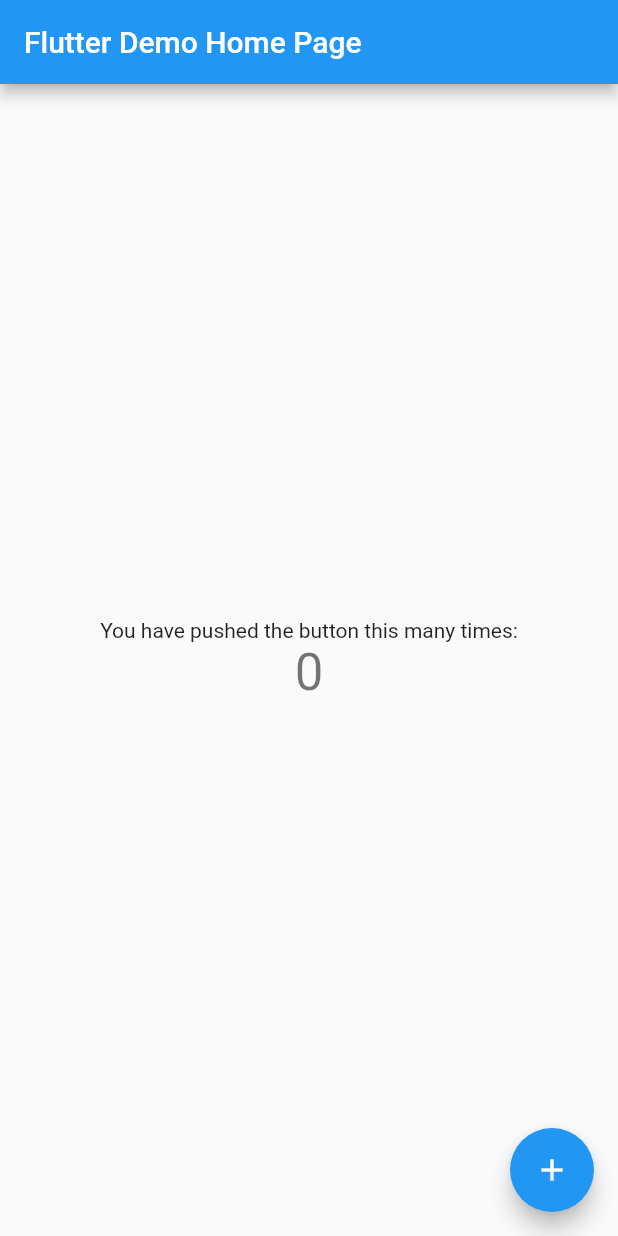
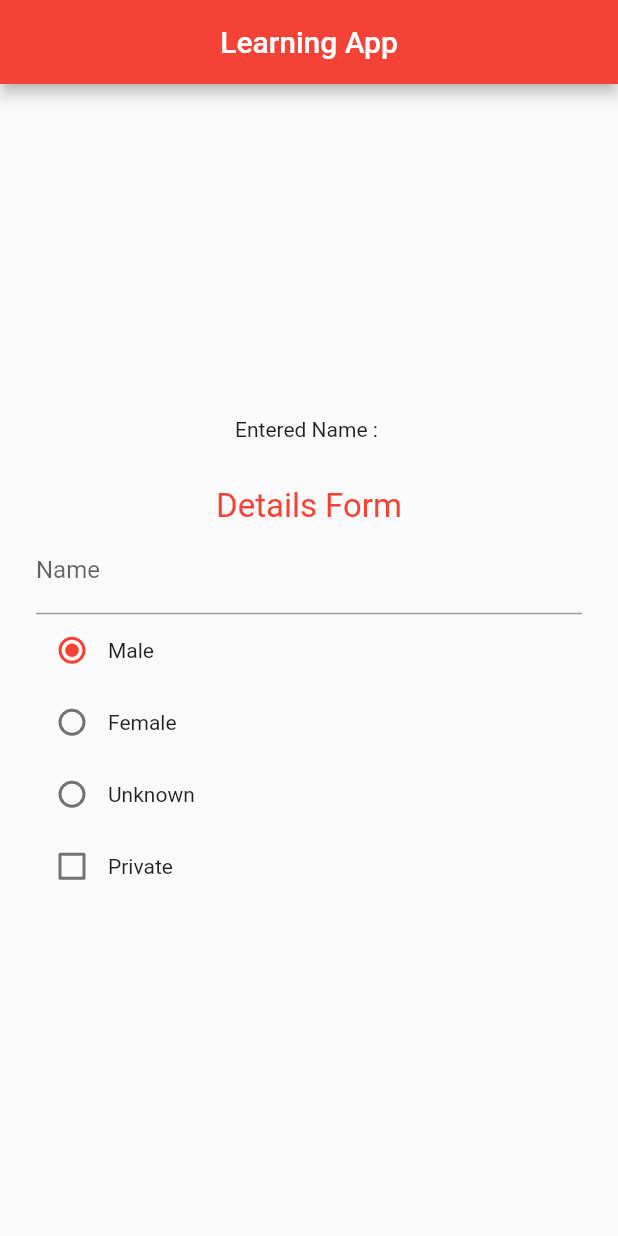
Before and after one commit to XaynMirxa22/flutter_learning, a Flutter app: the screen it shows after launch, on a phone screen of 412 x 824 dp. Run offline on Flutter 3.47's test engine with Material 2 defaults, Android fonts, the phone set to English and light mode, and no system bars.

Commit message:
Part 2 Completion

```diff
--- a/lib/main.dart
+++ b/lib/main.dart
@@ -1,4 +1,5 @@
 import 'package:flutter/material.dart';
+import 'package:lesson_1/pages/homepage.dart';
 
 void main() {
   runApp(const MyApp());
@@ -7,109 +8,14 @@
 class MyApp extends StatelessWidget {
   const MyApp({Key? key}) : super(key: key);
 
-  // This widget is the root of your application.
   @override
   Widget build(BuildContext context) {
     return MaterialApp(
-      title: 'Flutter Demo',
-      theme: ThemeData(
-        // This is the theme of your application.
-        //
-        // Try running your application with "flutter run". You'll see the
-        // application has a blue toolbar. Then, without quitting the app, try
-        // changing the primarySwatch below to Colors.green and then invoke
-        // "hot reload" (press "r" in the console where you ran "flutter run",
-        // or simply save your changes to "hot reload" in a Flutter IDE).
-        // Notice that the counter didn't reset back to zero; the application
-        // is not restarted.
-        primarySwatch: Colors.blue,
-      ),
-      home: const MyHomePage(title: 'Flutter Demo Home Page'),
-    );
+        debugShowCheckedModeBanner: false,
+        title: 'MXK Learning App',
+        theme: ThemeData(
+          primarySwatch: Colors.red,
+        ),
+        home: const HomePage());
   }
 }
-
-class MyHomePage extends StatefulWidget {
-  const MyHomePage({Key? key, required this.title}) : super(key: key);
-
-  // This widget is the home page of your application. It is stateful, meaning
-  // that it has a State object (defined below) that contains fields that affect
-  // how it looks.
-
-  // This class is the configuration for the state. It holds the values (in this
-  // case the title) provided by the parent (in this case the App widget) and
-  // used by the build method of the State. Fields in a Widget subclass are
-  // always marked "final".
-
-  final String title;
-
-  @override
-  State<MyHomePage> createState() => _MyHomePageState();
-}
-
-class _MyHomePageState extends State<MyHomePage> {
-  int _counter = 0;
-
-  void _incrementCounter() {
-    setState(() {
-      // This call to setState tells the Flutter framework that something has
-      // changed in this State, which causes it to rerun the build method below
-      // so that the display can reflect the updated values. If we changed
-      // _counter without calling setState(), then the build method would not be
-      // called again, and so nothing would appear to happen.
-      _counter++;
-    });
-  }
-
-  @override
-  Widget build(BuildContext context) {
-    // This method is rerun every time setState is called, for instance as done
-    // by the _incrementCounter method above.
-    //
-    // The Flutter framework has been optimized to make rerunning build methods
-    // fast, so that you can just rebuild anything that needs updating rather
-    // than having to individually change instances of widgets.
-    return Scaffold(
-      appBar: AppBar(
-        // Here we take the value from the MyHomePage object that was created by
-        // the App.build method, and use it to set our appbar title.
-        title: Text(widget.title),
-      ),
-      body: Center(
-        // Center is a layout widget. It takes a single child and positions it
-        // in the middle of the parent.
-        child: Column(
-          // Column is also a layout widget. It takes a list of children and
-          // arranges them vertically. By default, it sizes itself to fit its
-          // children horizontally, and tries to be as tall as its parent.
-          //
-          // Invoke "debug painting" (press "p" in the console, choose the
-          // "Toggle Debug Paint" action from the Flutter Inspector in Android
-          // Studio, or the "Toggle Debug Paint" command in Visual Studio Code)
-          // to see the wireframe for each widget.
-          //
-          // Column has various properties to control how it sizes itself and
-          // how it positions its children. Here we use mainAxisAlignment to
-          // center the children vertically; the main axis here is the vertical
-          // axis because Columns are vertical (the cross axis would be
-          // horizontal).
-          mainAxisAlignment: MainAxisAlignment.center,
-          children: <Widget>[
-            const Text(
-              'You have pushed the button this many times:',
-            ),
-            Text(
-              '$_counter',
-              style: Theme.of(context).textTheme.headline4,
-            ),
-          ],
-        ),
-      ),
-      floatingActionButton: FloatingActionButton(
-        onPressed: _incrementCounter,
-        tooltip: 'Increment',
-        child: const Icon(Icons.add),
-      ), // This trailing comma makes auto-formatting nicer for build methods.
-    );
-  }
-}
--- /dev/null
+++ b/lib/pages/homepage.dart
@@ -0,0 +1,113 @@
+import 'package:flutter/material.dart';
+import 'package:lesson_1/main.dart';
+
+class HomePage extends StatefulWidget {
+  const HomePage({
+    Key? key,
+  }) : super(key: key);
+
+  @override
+  State<HomePage> createState() => _HomePageState();
+}
+
+class _HomePageState extends State<HomePage> {
+  TextEditingController _nameController = new TextEditingController();
+
+  var enterName = "";
+  bool? checkBox1 = false;
+  var groupValue = 1;
+
+  @override
+  Widget build(BuildContext context) {
+    return Scaffold(
+        appBar: AppBar(
+          title: const Center(child: Text("Learning App")),
+          backgroundColor: Colors.red,
+        ),
+        body: Padding(
+          padding: const EdgeInsets.all(16.0),
+          child: Center(
+            child: Padding(
+              padding: const EdgeInsets.all(8.0),
+              child: Column(
+                mainAxisAlignment: MainAxisAlignment.center,
+                children: [
+                  Text("Entered Name : " + enterName),
+                  SizedBox(
+                    height: 30.0,
+                  ),
+                  Text(
+                    "Details Form",
+                    style: TextStyle(
+                      color: Colors.red,
+                      fontSize: 22.0,
+                    ),
+                  ),
+                  TextField(
+                    controller: _nameController,
+                    onChanged: (val) {
+                      setState(() {
+                        enterName = val;
+                      });
+                    },
+                    decoration: InputDecoration(
+                        hintText: "Enter your name", label: Text("Name")),
+                  ),
+                  Row(
+                    children: [
+                      Radio(
+                          value: 1,
+                          groupValue: groupValue,
+                          onChanged: (val) {
+                            setState(() {
+                              groupValue = int.parse(val.toString());
+                            });
+                          }),
+                      Text("Male")
+                    ],
+                  ),
+                  Row(
+                    children: [
+                      Radio(
+                          value: 2,
+                          groupValue: groupValue,
+                          onChanged: (val) {
+                            setState(() {
+                              groupValue = int.parse(val.toString());
+                            });
+                          }),
+                      Text("Female")
+                    ],
+                  ),
+                  Row(
+                    children: [
+                      Radio(
+                          value: 3,
+                          groupValue: groupValue,
+                          onChanged: (val) {
+                            setState(() {
+                              groupValue = int.parse(val.toString());
+                            });
+                          }),
+                      Text("Unknown")
+                    ],
+                  ),
+                  Row(
+                    children: [
+                      Checkbox(
+                          value: checkBox1,
+                          onChanged: (bool? val) {
+                            setState(() {
+                              checkBox1 = val;
+                            });
+                          }),
+                      Text("Private")
+                    ],
+                  )
+                ],
+              ),
+            ),
+          ),
+        ));
+  }
+}
```
Also changed, not shown: 1 other file.
